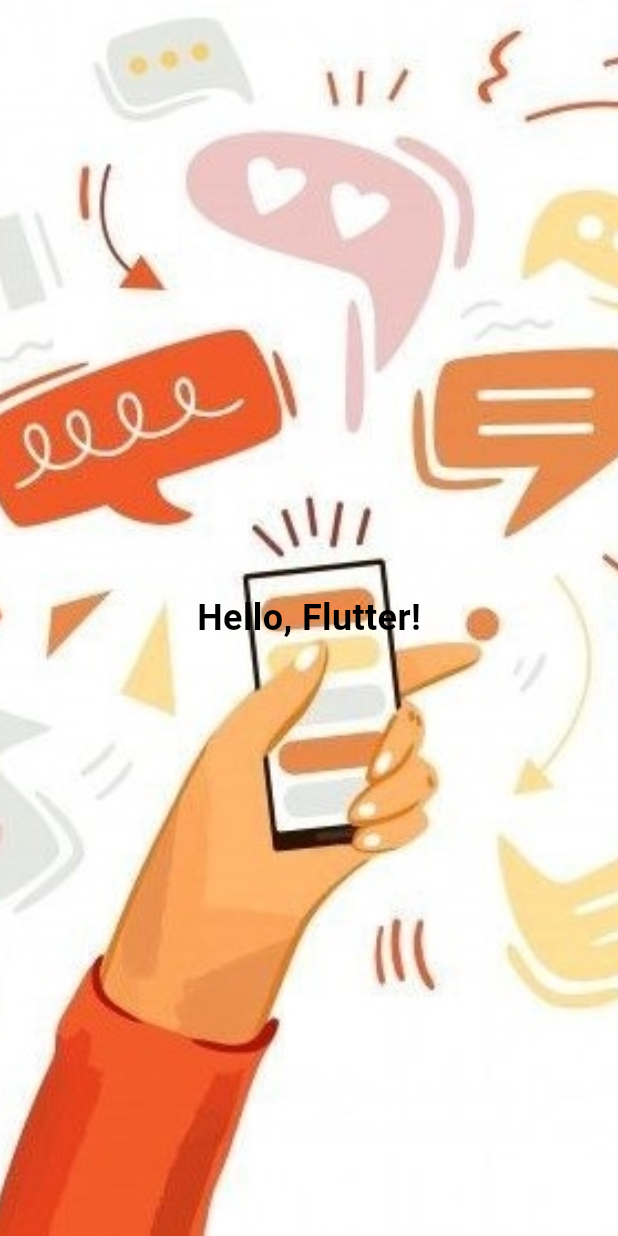
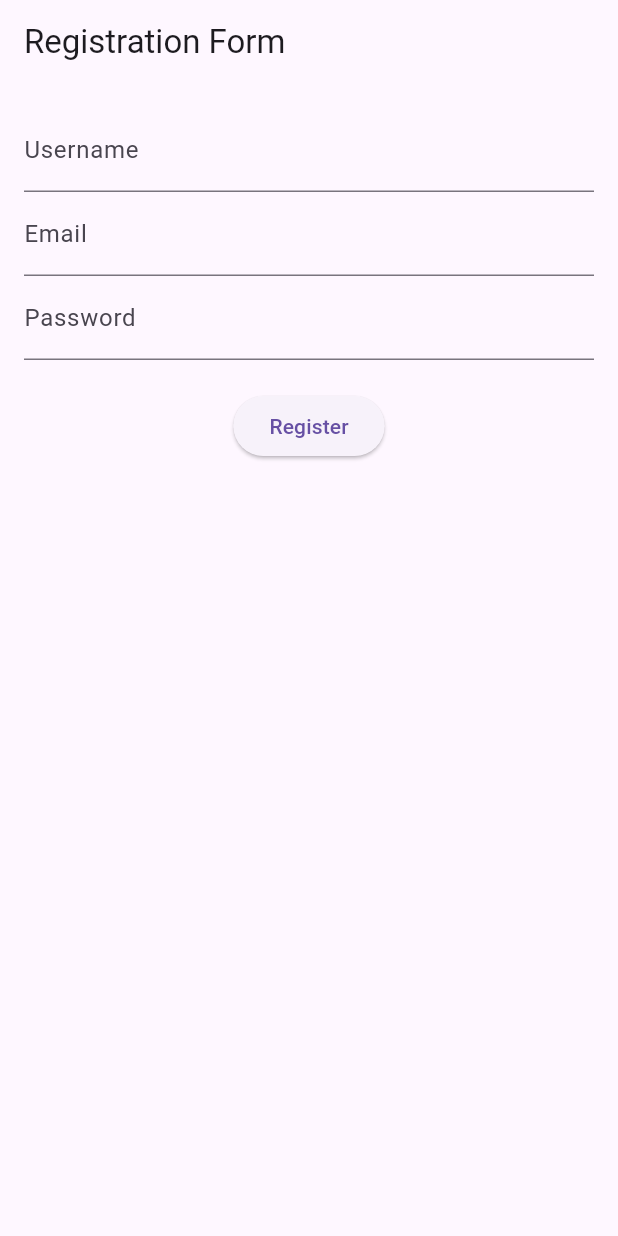
Before and after one commit to Snehae15/flutter-widget-practice, a Flutter app: the screen it shows after launch, on a phone screen of 412 x 824 dp. Run offline on Flutter 3.47's test engine with Material 3 defaults, Android fonts, the phone set to English and light mode, and no system bars; our stand-ins replace file_picker, flutter_advanced_drawer, flutter_slider_drawer, fluttertoast, gap, geolocator and 8 more; missing offline and left inert: text_marquee; key blocks and very long unbroken strings in the code were emptied for the run.

Commit message:
reg validation

```diff
--- a/lib/main.dart
+++ b/lib/main.dart
@@ -1,5 +1,8 @@
 import 'package:flutter/material.dart';
 import 'package:work/practices/bgimgage.dart';
+import 'package:work/practices/reg.dart';
+import 'package:work/practices/register2.dart';
+import 'package:work/practices/textfieldhinttext_center.dart';
 import 'package:work/practices/textfieldwithboxshadow.dart';
 import 'package:work/restapi/countries.dart';
 import 'package:work/restapi/dogapi.dart';
@@ -27,7 +30,7 @@ class MyApp extends StatelessWidget {
       theme: ThemeData(
         primarySwatch: Colors.blue,
       ),
-      home: BackgroundImageWidget(),
+      home: RegistrationScreen(),
     );
   }
 }
--- /dev/null
+++ b/lib/practices/register2.dart
@@ -0,0 +1,94 @@
+import 'package:flutter/material.dart';
+
+class RegistrationScreen extends StatefulWidget {
+  const RegistrationScreen({Key? key}) : super(key: key);
+
+  @override
+  _RegistrationScreenState createState() => _RegistrationScreenState();
+}
+
+class _RegistrationScreenState extends State<RegistrationScreen> {
+  final _formKey = GlobalKey<FormState>();
+  String? _username;
+  String? _email;
+  String? _password;
+
+  void _submitForm() {
+    if (_formKey.currentState!.validate()) {
+      ScaffoldMessenger.of(context).showSnackBar(
+        const SnackBar(content: Text('Processing Data')),
+      );
+      print('Username: $_username');
+      print('Email: $_email');
+      print('Password: $_password');
+    }
+  }
+
+  @override
+  Widget build(BuildContext context) {
+    return Scaffold(
+      appBar: AppBar(
+        title: const Text('Registration Form'),
+      ),
+      body: Padding(
+        padding: const EdgeInsets.all(16.0),
+        child: Form(
+          key: _formKey,
+          child: Column(
+            children: [
+              TextFormField(
+                decoration: const InputDecoration(labelText: 'Username'),
+                validator: (value) {
+                  if (value == null || value.isEmpty) {
+                    return 'Please enter your username';
+                  }
+                  return null;
+                },
+                onSaved: (value) {
+                  _username = value;
+                },
+              ),
+              TextFormField(
+                decoration: const InputDecoration(labelText: 'Email'),
+                validator: (value) {
+                  if (value == null || value.isEmpty) {
+                    return 'Please enter your email';
+                  }
+                  final emailPattern =
+                      r'^[a-zA-Z0-9._%+-]+@[a-zA-Z0-9.-]+\.[a-zA-Z]{2,}$';
+                  if (!RegExp(emailPattern).hasMatch(value)) {
+                    return 'Please enter a valid email address';
+                  }
+                  return null;
+                },
+                onSaved: (value) {
+                  _email = value;
+                },
+              ),
+              TextFormField(
+                decoration: const InputDecoration(labelText: 'Password'),
+                obscureText: true,
+                validator: (value) {
+                  if (value == null || value.isEmpty) {
+                    return 'Please enter your password';
+                  } else if (value.length < 6) {
+                    return 'Password must be at least 6 characters long';
+                  }
+                  return null;
+                },
+                onSaved: (value) {
+                  _password = value;
+                },
+              ),
+              const SizedBox(height: 20),
+              ElevatedButton(
+                onPressed: _submitForm,
+                child: const Text('Register'),
+              ),
+            ],
+          ),
+        ),
+      ),
+    );
+  }
+}
```
Also changed, not shown: lib/practices/reg.dart (added, +227 -0 lines), lib/practices/textfieldhinttext_center.dart (added, +23 -0 lines).
